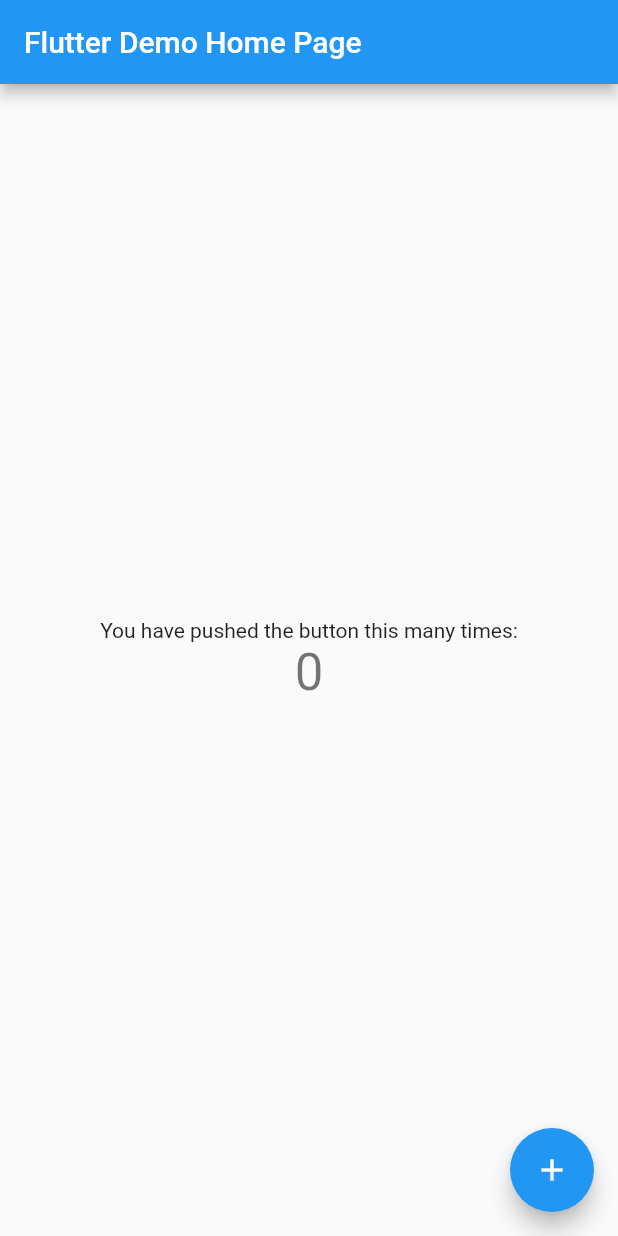
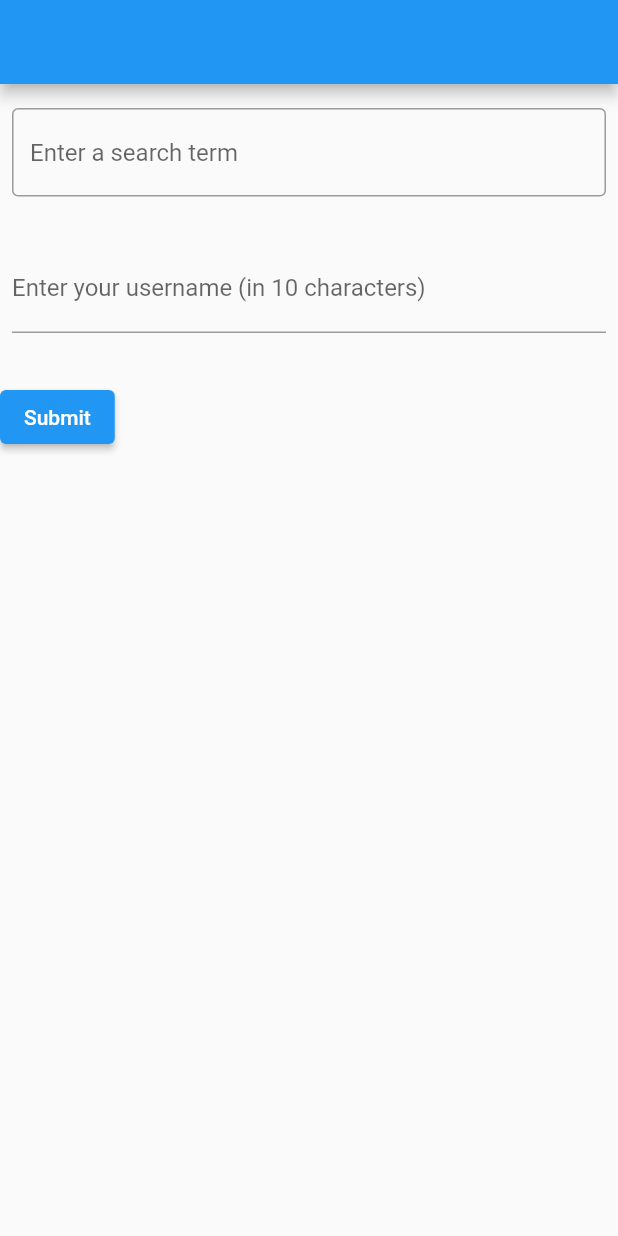
Before and after one commit to andyliangdong/dart_protobuf, a Flutter app: the screen it shows after launch, on a phone screen of 412 x 824 dp. Run offline on Flutter 3.47's test engine with Material 2 defaults, Android fonts, the phone set to English and light mode, and no system bars; missing offline and left inert: protobuf.

Commit message:
Check-in the usage of proto buffer in dart.

```diff
--- a/lib/main.dart
+++ b/lib/main.dart
@@ -1,115 +1,112 @@
 import 'package:flutter/material.dart';
+import 'package:protobuf/protobuf.dart';
 
-void main() {
-  runApp(const MyApp());
-}
+import 'proto/gen/addressbook.pb.dart';
+
+void main() => runApp(const MyApp());
 
 class MyApp extends StatelessWidget {
-  const MyApp({Key? key}) : super(key: key);
+  const MyApp({super.key});
 
-  // This widget is the root of your application.
   @override
   Widget build(BuildContext context) {
+    const appTitle = 'Form Validation Demo';
+
+    Person person = Person();
+    person.name = 'Spider man';
+
     return MaterialApp(
-      title: 'Flutter Demo',
-      theme: ThemeData(
-        // This is the theme of your application.
-        //
-        // Try running your application with "flutter run". You'll see the
-        // application has a blue toolbar. Then, without quitting the app, try
-        // changing the primarySwatch below to Colors.green and then invoke
-        // "hot reload" (press "r" in the console where you ran "flutter run",
-        // or simply save your changes to "hot reload" in a Flutter IDE).
-        // Notice that the counter didn't reset back to zero; the application
-        // is not restarted.
-        primarySwatch: Colors.blue,
+      title: appTitle,
+      home: Scaffold(
+        appBar: AppBar(
+          title: Text(person.name),
+        ),
+        body: const MyCustomForm(),
       ),
-      home: const MyHomePage(title: 'Flutter Demo Home Page'),
     );
   }
 }
 
-class MyHomePage extends StatefulWidget {
-  const MyHomePage({Key? key, required this.title}) : super(key: key);
-
-  // This widget is the home page of your application. It is stateful, meaning
-  // that it has a State object (defined below) that contains fields that affect
-  // how it looks.
-
-  // This class is the configuration for the state. It holds the values (in this
-  // case the title) provided by the parent (in this case the App widget) and
-  // used by the build method of the State. Fields in a Widget subclass are
-  // always marked "final".
-
-  final String title;
+// Create a Form widget.
+class MyCustomForm extends StatefulWidget {
+  const MyCustomForm({super.key});
 
   @override
-  State<MyHomePage> createState() => _MyHomePageState();
+  MyCustomFormState createState() {
+    return MyCustomFormState();
+  }
 }
 
-class _MyHomePageState extends State<MyHomePage> {
-  int _counter = 0;
+// Create a corresponding State class.
+// This class holds data related to the form.
+class MyCustomFormState extends State<MyCustomForm> {
+  // Create a global key that uniquely identifies the Form widget
+  // and allows validation of the form.
+  //
+  // Note: This is a GlobalKey<FormState>,
+  // not a GlobalKey<MyCustomFormState>.
+  final _formKey = GlobalKey<FormState>();
 
-  void _incrementCounter() {
-    setState(() {
-      // This call to setState tells the Flutter framework that something has
-      // changed in this State, which causes it to rerun the build method below
-      // so that the display can reflect the updated values. If we changed
-      // _counter without calling setState(), then the build method would not be
-      // called again, and so nothing would appear to happen.
-      _counter++;
-    });
-  }
+  // Create a text controller. Later, use it to retrieve the
+  // current value of the TextField.
+  final myController = TextEditingController();
 
   @override
   Widget build(BuildContext context) {
-    // This method is rerun every time setState is called, for instance as done
-    // by the _incrementCounter method above.
-    //
-    // The Flutter framework has been optimized to make rerunning build methods
-    // fast, so that you can just rebuild anything that needs updating rather
-    // than having to individually change instances of widgets.
-    return Scaffold(
-      appBar: AppBar(
-        // Here we take the value from the MyHomePage object that was created by
-        // the App.build method, and use it to set our appbar title.
-        title: Text(widget.title),
+    // Build a Form widget using the _formKey created above.
+    return Form(
+      key: _formKey,
+      child: Column(
+        crossAxisAlignment: CrossAxisAlignment.start,
+        children: [
+          const Padding(
+            padding: EdgeInsets.symmetric(horizontal: 8, vertical: 16),
+            child: TextField(
+              decoration: InputDecoration(
+                border: OutlineInputBorder(),
+                hintText: 'Enter a search term',
+              ),
+            ),
+          ),
+          Padding(
+            padding: const EdgeInsets.symmetric(horizontal: 8, vertical: 16),
+            child: TextFormField(
+              decoration: const InputDecoration(
+                border: UnderlineInputBorder(),
+                labelText: 'Enter your username (in 10 characters)',
+              ),
+              onChanged: (text) {
+                print('First text field: $text');
+              },
+              // The validator receives the text that the user has entered.
+              validator: (value) {
+                if (value == null || value.isEmpty) {
+                  return 'Please enter some text';
+                } else if (value.length > 10) {
+                  return 'Please enter text length <= 10';
+                }
+                return null;
+              },
+            ),
+          ),
+          Padding(
+            padding: const EdgeInsets.symmetric(vertical: 16.0),
+            child: ElevatedButton(
+              onPressed: () {
+                // Validate returns true if the form is valid, or false otherwise.
+                if (_formKey.currentState!.validate()) {
+                  // If the form is valid, display a snackbar. In the real world,
+                  // you'd often call a server or save the information in a database.
+                  ScaffoldMessenger.of(context).showSnackBar(
+                    const SnackBar(content: Text('Processing Data')),
+                  );
+                }
+              },
+              child: const Text('Submit'),
+            ),
+          ),
+        ],
       ),
-      body: Center(
-        // Center is a layout widget. It takes a single child and positions it
-        // in the middle of the parent.
-        child: Column(
-          // Column is also a layout widget. It takes a list of children and
-          // arranges them vertically. By default, it sizes itself to fit its
-          // children horizontally, and tries to be as tall as its parent.
-          //
-          // Invoke "debug painting" (press "p" in the console, choose the
-          // "Toggle Debug Paint" action from the Flutter Inspector in Android
-          // Studio, or the "Toggle Debug Paint" command in Visual Studio Code)
-          // to see the wireframe for each widget.
-          //
-          // Column has various properties to control how it sizes itself and
-          // how it positions its children. Here we use mainAxisAlignment to
-          // center the children vertically; the main axis here is the vertical
-          // axis because Columns are vertical (the cross axis would be
-          // horizontal).
-          mainAxisAlignment: MainAxisAlignment.center,
-          children: <Widget>[
-            const Text(
-              'You have pushed the button this many times:',
-            ),
-            Text(
-              '$_counter',
-              style: Theme.of(context).textTheme.headline4,
-            ),
-          ],
-        ),
-      ),
-      floatingActionButton: FloatingActionButton(
-        onPressed: _incrementCounter,
-        tooltip: 'Increment',
-        child: const Icon(Icons.add),
-      ), // This trailing comma makes auto-formatting nicer for build methods.
     );
   }
 }
--- a/pubspec.yaml
+++ b/pubspec.yaml
@@ -34,6 +34,7 @@ dependencies:
   # The following adds the Cupertino Icons font to your application.
   # Use with the CupertinoIcons class for iOS style icons.
   cupertino_icons: ^1.0.2
+  protobuf: ^2.1.0
 
 dev_dependencies:
   flutter_test:
```
Also changed, not shown: pubspec.lock, 4 other files.
